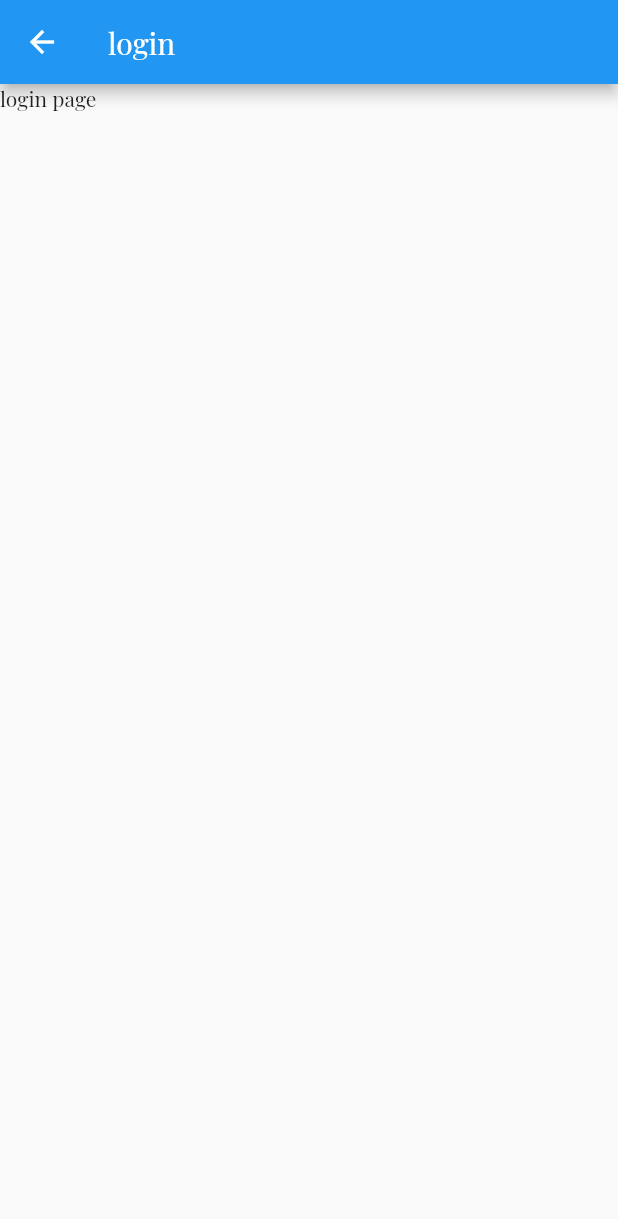
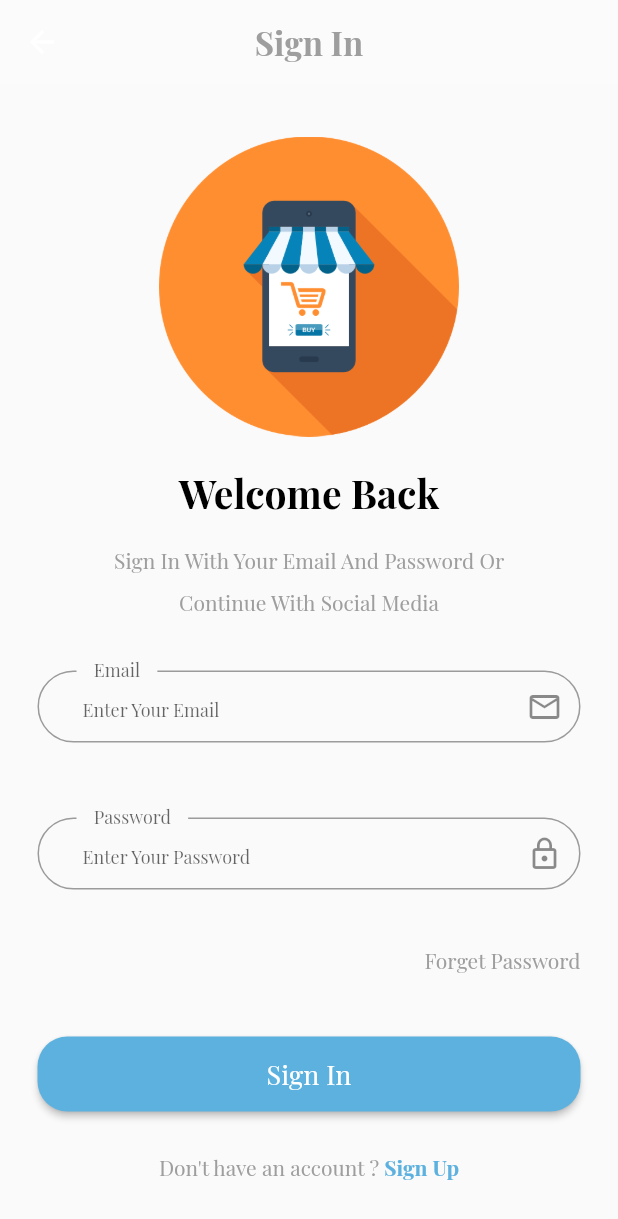
Before and after one commit to ahmed635/ecommerce_app, a Flutter app: the LoginScreen screen opened by its route, on a phone screen of 412 x 824 dp. Shown: the top 1219 px of the screen. Run offline on Flutter 3.47's test engine with Material 2 defaults, Android fonts, the phone set to English and light mode, and no system bars; our stand-ins replace get, shared_preferences; accounts and stored records are empty; project files that could hold a hidden picture were left out.

Commit message:
create on Login page

```diff
--- a/lib/core/constants/app_on_boarding_assets.dart
+++ b/lib/core/constants/app_image_assets.dart
@@ -1,6 +1,7 @@
-class AppOnBoardingAssets {
+class AppImageAssets {
   static const String rootImages = 'assets/images';
 
+  static const String logo = "$rootImages/logo.png";
   static const String onBoardingImageOne = "$rootImages/onboardingone.PNG";
   static const String onBoardingImageTwo = "$rootImages/onboardingtwo.PNG";
   static const String onBoardingImageThree = "$rootImages/onboardingthree.PNG";
--- a/lib/data/data_source/static/static.dart
+++ b/lib/data/data_source/static/static.dart
@@ -1,4 +1,4 @@
-import 'package:ecommerce_app/core/constants/app_on_boarding_assets.dart';
+import 'package:ecommerce_app/core/constants/app_image_assets.dart';
 import 'package:ecommerce_app/data/model/on_boarding_model.dart';
 
 List<OnBoardingModel> onBoardingList = [
@@ -6,24 +6,24 @@ List<OnBoardingModel> onBoardingList = [
     title: "Choose Product",
     body:
         "We have a 100k Product, Choose \n Your Product From Our E-\ncommerce Shop.",
-    image: AppOnBoardingAssets.onBoardingImageOne,
+    image: AppImageAssets.onBoardingImageOne,
   ),
   OnBoardingModel(
     title: "Easy & Safe Payment",
     body:
         "Easy Checkout & Safe Payment \n method. Trusted by our Customers \n from all over the world.",
-    image: AppOnBoardingAssets.onBoardingImageTwo,
+    image: AppImageAssets.onBoardingImageTwo,
   ),
   OnBoardingModel(
     title: "Track Your Order",
     body:
         "Best Tracker has been Used For \n Track your order. You'll Know where \n your product is at the moment",
-    image: AppOnBoardingAssets.onBoardingImageThree,
+    image: AppImageAssets.onBoardingImageThree,
   ),
   OnBoardingModel(
     title: "Fast Delivery",
     body:
         "Reliable And Fast Delivery. We \n Deliver your Product the fastest \n way possible.",
-    image: AppOnBoardingAssets.onBoardingImageFour,
+    image: AppImageAssets.onBoardingImageFour,
   ),
 ];
--- a/lib/main.dart
+++ b/lib/main.dart
@@ -3,6 +3,7 @@ import 'package:ecommerce_app/core/localizations/change_localization.dart';
 import 'package:ecommerce_app/core/localizations/translation.dart';
 import 'package:ecommerce_app/core/services/services.dart';
 import 'package:ecommerce_app/routes.dart';
+import 'package:ecommerce_app/view/screens/auth/login_screen.dart';
 import 'package:flutter/material.dart';
 import 'package:get/get.dart';
 
@@ -31,14 +32,20 @@ class MyApp extends StatelessWidget {
         textTheme: TextTheme(
           headline1: TextStyle(
               fontWeight: FontWeight.bold, fontSize: 22, color: AppColor.black),
+          headline2: TextStyle(
+              fontWeight: FontWeight.bold, fontSize: 26, color: AppColor.black),
           bodyText1: TextStyle(
-              height: 2.5,
+              height: 2,
               color: AppColor.grey,
               fontWeight: FontWeight.bold,
               fontSize: 18),
+          bodyText2: TextStyle(
+              height: 2,
+              color: AppColor.grey,
+              fontSize: 14),
         ),
       ),
-      home: const LanguageScreen(),
+      home: const LoginScreen(),//const LanguageScreen(),
       routes: routes,
     );
   }
--- a/lib/view/screens/auth/login_screen.dart
+++ b/lib/view/screens/auth/login_screen.dart
@@ -1,4 +1,9 @@
+import 'package:ecommerce_app/core/constants/app_color.dart';
+import 'package:ecommerce_app/view/widgets/auth/custom_button.dart';
+import 'package:ecommerce_app/view/widgets/auth/logo.dart';
 import 'package:flutter/material.dart';
+
+import '../../widgets/auth/custom_text_form_field.dart';
 
 class LoginScreen extends StatelessWidget {
   static const String routeName = "/login_screen";
@@ -6,8 +11,108 @@ class LoginScreen extends StatelessWidget {
 
   @override
   Widget build(BuildContext context) {
+    TextEditingController emailController = TextEditingController();
+    TextEditingController passwordController = TextEditingController();
     return Scaffold(
-      appBar: AppBar(title: const Text("login"),),
-      body: const Text("login page"),);
+      appBar: AppBar(
+        centerTitle: true,
+        backgroundColor: Colors.white24,
+        elevation: 0,
+        title: Text(
+          "Sign In",
+          style: Theme.of(context)
+              .textTheme
+              .headline1!
+              .copyWith(color: AppColor.grey),
+        ),
+      ),
+      body: Container(
+        padding: const EdgeInsets.symmetric(horizontal: 25, vertical: 35),
+        child: ListView(
+          children: [
+            const LogoWidget(),
+            const SizedBox(
+              height: 20,
+            ),
+            buildTitleWidget(context),
+            const SizedBox(
+              height: 10,
+            ),
+            buildBodyText(context),
+            const SizedBox(
+              height: 35,
+            ),
+            CustomTextFormField(
+              hintText: "Enter Your Email",
+              labelText: "Email",
+              iconData: Icons.email_outlined,
+              controller: emailController,
+            ),
+            const SizedBox(
+              height: 50,
+            ),
+            CustomTextFormField(
+              hintText: "Enter Your Password",
+              labelText: "Password",
+              iconData: Icons.lock_outline,
+              controller: passwordController,
+            ),
+            const SizedBox(
+              height: 30,
+            ),
+            const Text(
+              "Forget Password",
+              textAlign: TextAlign.end,
+            ),
+            const SizedBox(
+              height: 30,
+            ),
+            CustomButton(
+              text: "Sign In",
+              onPressed: () {},
+            ),
+            const SizedBox(
+              height: 20,
+            ),
+            Row(
+              mainAxisAlignment: MainAxisAlignment.center,
+              children:  [
+                const Text(
+                  "Don't have an account ?",
+                  textAlign: TextAlign.end,
+                ),
+                InkWell(
+                  child: Text(
+                    " Sign Up",
+                    style: TextStyle(
+                        color: AppColor.primaryColor,
+                        fontWeight: FontWeight.bold),
+                  ),
+                )
+              ],
+            ),
+          ],
+        ),
+      ),
+    );
+  }
+
+  Container buildBodyText(BuildContext context) {
+    return Container(
+      margin: const EdgeInsets.symmetric(horizontal: 25),
+      child: Text(
+        "Sign In With Your Email And Password Or Continue With Social Media",
+        textAlign: TextAlign.center,
+        style: Theme.of(context).textTheme.bodyText2,
+      ),
+    );
+  }
+
+  Text buildTitleWidget(BuildContext context) {
+    return Text(
+      "Welcome Back",
+      textAlign: TextAlign.center,
+      style: Theme.of(context).textTheme.headline2,
+    );
   }
 }
--- /dev/null
+++ b/lib/view/widgets/auth/custom_button.dart
@@ -0,0 +1,24 @@
+import 'package:ecommerce_app/core/constants/app_color.dart';
+import 'package:flutter/material.dart';
+
+class CustomButton extends StatelessWidget {
+  final String text;
+  final void Function()? onPressed;
+
+  const CustomButton({super.key, required this.text, this.onPressed});
+
+  @override
+  Widget build(BuildContext context) {
+    return Container(
+      margin: const EdgeInsets.only(top: 10),
+      child: MaterialButton(
+        shape: RoundedRectangleBorder(borderRadius: BorderRadius.circular(20)),
+        padding: const EdgeInsets.symmetric(vertical: 13),
+        onPressed: onPressed,
+        color: AppColor.primaryColor,
+        textColor: Colors.white,
+        child: Text(text, style: const TextStyle(fontSize: 18),),
+      ),
+    );
+  }
+}
--- /dev/null
+++ b/lib/view/widgets/auth/custom_text_form_field.dart
@@ -0,0 +1,33 @@
+import 'package:flutter/material.dart';
+
+class CustomTextFormField extends StatelessWidget {
+  final String hintText;
+  final String labelText;
+  final IconData iconData;
+  final TextEditingController controller;
+
+  const CustomTextFormField(
+      {super.key,
+      required this.hintText,
+      required this.labelText,
+      required this.iconData,
+      required this.controller});
+
+  @override
+  Widget build(BuildContext context) {
+    return TextFormField(
+      controller: controller,
+      decoration: InputDecoration(
+        hintText: hintText,
+        hintStyle: const TextStyle(fontSize: 12),
+        floatingLabelBehavior: FloatingLabelBehavior.always,
+        contentPadding: const EdgeInsets.symmetric(vertical: 5, horizontal: 30),
+        suffixIcon: Icon(iconData),
+        label: Container(
+            margin: const EdgeInsets.symmetric(horizontal: 10),
+            child: Text(labelText)),
+        border: OutlineInputBorder(borderRadius: BorderRadius.circular(30)),
+      ),
+    );
+  }
+}
--- /dev/null
+++ b/lib/view/widgets/auth/logo.dart
@@ -0,0 +1,11 @@
+import 'package:ecommerce_app/core/constants/app_image_assets.dart';
+import 'package:flutter/material.dart';
+
+class LogoWidget extends StatelessWidget {
+  const LogoWidget({super.key});
+
+  @override
+  Widget build(BuildContext context) {
+    return Image.asset(AppImageAssets.logo, height: 200,);
+  }
+}
```
Also changed, not shown: assets/images/logo.png (added).
